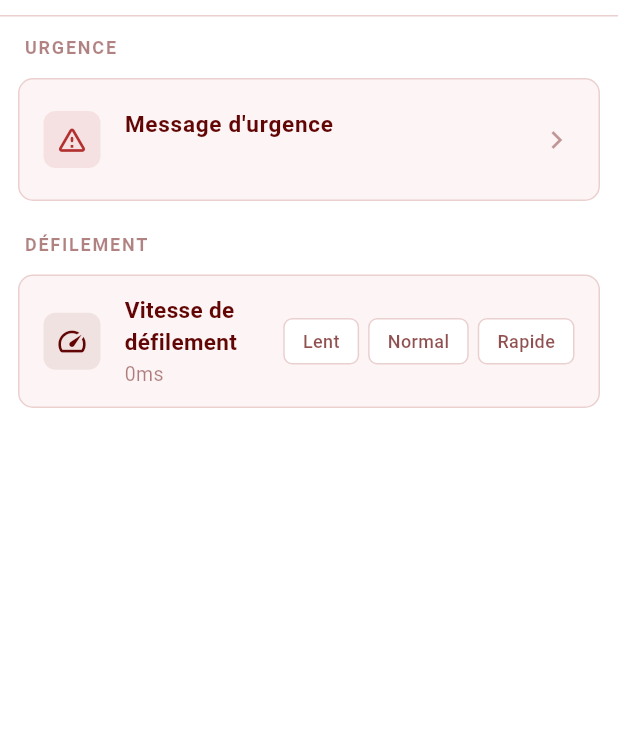
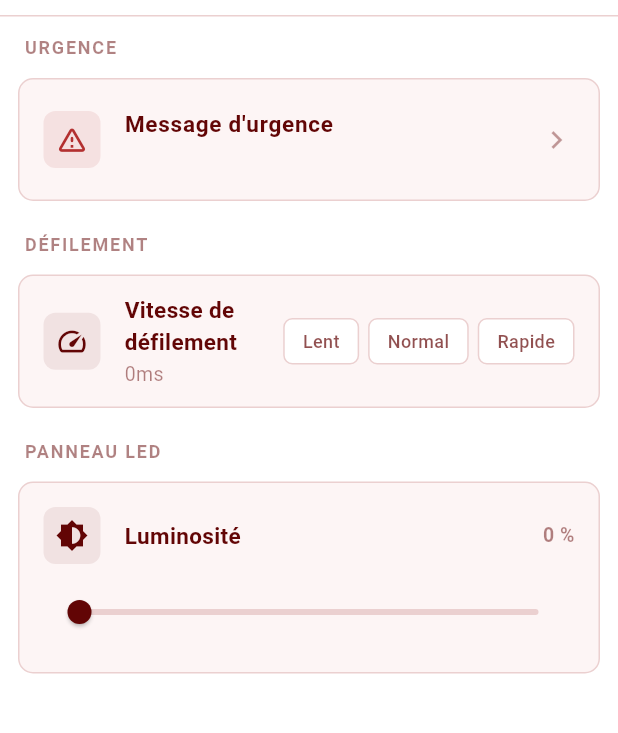
Before and after one commit to Astralale/led_matrix_app, a Flutter app: the SettingsScreen screen opened directly with empty values, on a phone screen of 412 x 824 dp, the part 69-802 px from its top. Run offline on Flutter 3.47's test engine with Material 3 defaults, Android fonts, the phone set to English and light mode, and no system bars; our stand-ins replace flutter_blue_plus.

Commit message:
feat: add brightness control to settings and integrate with BLE functionality

```diff
--- a/lib/screens/settings_screen.dart
+++ b/lib/screens/settings_screen.dart
@@ -1,14 +1,17 @@
 import 'package:flutter/material.dart';
 import '../config/constants.dart';
+import '../services/ble_service.dart';
 
 class SettingsScreen extends StatefulWidget {
   final String emergencyMessage;
   final int scrollSpeedMs;
+  final int brightness;
 
   const SettingsScreen({
     super.key,
     required this.emergencyMessage,
     required this.scrollSpeedMs,
+    required this.brightness,
   });
 
   @override
@@ -18,6 +21,7 @@ class SettingsScreen extends StatefulWidget {
 class _SettingsScreenState extends State<SettingsScreen> {
   late String _emergencyMessage;
   late int _scrollSpeedMs;
+  late int _brightness;
 
   static const Map<int, String> _speedOptions = {
     100: 'Lent',
@@ -30,12 +34,14 @@ class _SettingsScreenState extends State<SettingsScreen> {
     super.initState();
     _emergencyMessage = widget.emergencyMessage;
     _scrollSpeedMs = widget.scrollSpeedMs;
+    _brightness = widget.brightness;
   }
 
   Map<String, dynamic> _buildResult() {
     return {
       'emergencyMessage': _emergencyMessage,
       'scrollSpeedMs': _scrollSpeedMs,
+      'brightness': _brightness,
     };
   }
 
@@ -136,6 +142,10 @@ class _SettingsScreenState extends State<SettingsScreen> {
             _buildSectionHeader('Défilement'),
             const SizedBox(height: 8),
             _buildScrollSpeedTile(),
+            const SizedBox(height: 20),
+            _buildSectionHeader('Panneau LED'),
+            const SizedBox(height: 8),
+            _buildBrightnessTile(),
           ],
         ),
       ),
@@ -345,4 +355,80 @@ class _SettingsScreenState extends State<SettingsScreen> {
       ),
     );
   }
+
+  Widget _buildBrightnessTile() {
+    final percent = (_brightness / 255 * 100).round();
+
+    return Container(
+      decoration: BoxDecoration(
+        color: AppConstants.surfaceColor,
+        borderRadius: BorderRadius.circular(AppConstants.defaultRadius),
+        border: Border.all(color: AppConstants.borderColor),
+      ),
+      child: Padding(
+        padding: const EdgeInsets.all(16),
+        child: Column(
+          children: [
+            Row(
+              children: [
+                Container(
+                  padding: const EdgeInsets.all(8),
+                  decoration: BoxDecoration(
+                    color: AppConstants.accentColor.withOpacity(0.08),
+                    borderRadius: BorderRadius.circular(8),
+                  ),
+                  child: const Icon(
+                    Icons.brightness_6,
+                    color: AppConstants.accentColor,
+                    size: 22,
+                  ),
+                ),
+                const SizedBox(width: 16),
+                const Expanded(
+                  child: Text(
+                    'Luminosité',
+                    style: TextStyle(
+                      color: AppConstants.accentColor,
+                      fontSize: 15,
+                      fontWeight: FontWeight.w600,
+                    ),
+                  ),
+                ),
+                Text(
+                  '$percent %',
+                  style: TextStyle(
+                    color: AppConstants.accentColor.withOpacity(0.5),
+                    fontSize: 13,
+                    fontWeight: FontWeight.w600,
+                  ),
+                ),
+              ],
+            ),
+            const SizedBox(height: 8),
+            SliderTheme(
+              data: SliderThemeData(
+                activeTrackColor: AppConstants.accentColor,
+                inactiveTrackColor: AppConstants.borderColor,
+                thumbColor: AppConstants.accentColor,
+                overlayColor: AppConstants.accentColor.withOpacity(0.1),
+                trackHeight: 4,
+                thumbShape: const RoundSliderThumbShape(enabledThumbRadius: 8),
+              ),
+              child: Slider(
+                value: _brightness.toDouble(),
+                min: 5,
+                max: 255,
+                onChanged: (value) {
+                  setState(() => _brightness = value.round());
+                },
+                onChangeEnd: (value) {
+                  BleService.instance.sendBrightness(value.round());
+                },
+              ),
+            ),
+          ],
+        ),
+      ),
+    );
+  }
 }
--- a/lib/screens/text_mode_screen.dart
+++ b/lib/screens/text_mode_screen.dart
@@ -40,6 +40,7 @@ class _TextModeScreenState extends State<TextModeScreen> {
   StreamSubscription<BleConnectionState>? _bleSub;
 
   String _emergencyMessage = 'HELP';
+  int _brightness = 60;
 
   @override
   void initState() {
@@ -217,6 +218,7 @@ class _TextModeScreenState extends State<TextModeScreen> {
         builder: (context) => SettingsScreen(
           emergencyMessage: _emergencyMessage,
           scrollSpeedMs: _scrollSpeedMs,
+          brightness: _brightness,
         ),
       ),
     );
@@ -233,6 +235,10 @@ class _TextModeScreenState extends State<TextModeScreen> {
           if (_isScrolling) {
             _restartActiveScroll();
           }
+        }
+        final brightness = result['brightness'] as int?;
+        if (brightness != null) {
+          _brightness = brightness;
         }
       });
     }
--- a/lib/services/ble_service.dart
+++ b/lib/services/ble_service.dart
@@ -156,7 +156,6 @@ class BleService {
     _sending = true;
 
     try {
-      // Construction de la trame : [0xAA, 0x55, 512 pixels]
       final frame = Uint8List(_frameSize + 2);
       frame[0] = 0xAA;
       frame[1] = 0x55;
@@ -167,7 +166,6 @@ class BleService {
         }
       }
 
-      // Découpage en paquets et envoi
       int offset = 0;
       while (offset < frame.length) {
         final end = (offset + _chunkSize).clamp(0, frame.length);
@@ -176,10 +174,22 @@ class BleService {
         offset = end;
       }
     } catch (_) {
-      // Connexion perdue pendant l'envoi — ignorer silencieusement
     } finally {
       _sending = false;
     }
+  }
+
+  Future<void> sendBrightness(int brightness) async {
+    final char = _characteristic;
+    if (char == null) return;
+
+    try {
+      final frame = Uint8List(3);
+      frame[0] = 0xBB;
+      frame[1] = 0x55;
+      frame[2] = brightness.clamp(0, 255);
+      await char.write(frame.toList(), withoutResponse: true);
+    } catch (_) {}
   }
 
   void dispose() {
```
Also changed, not shown: 1 other file.
